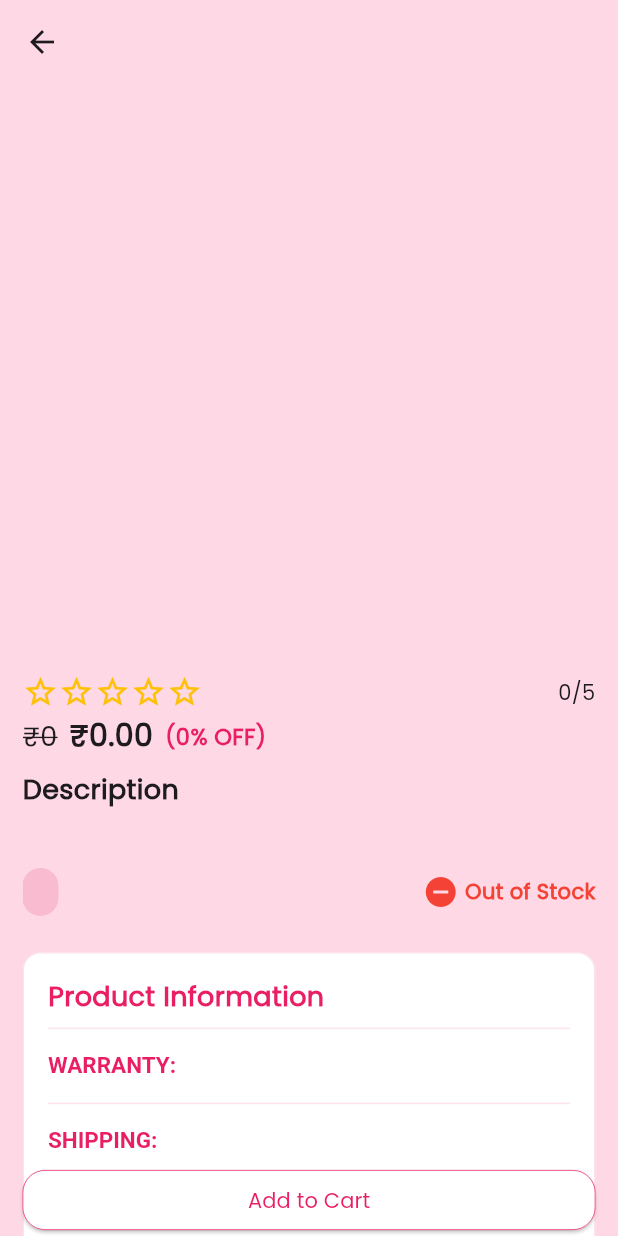
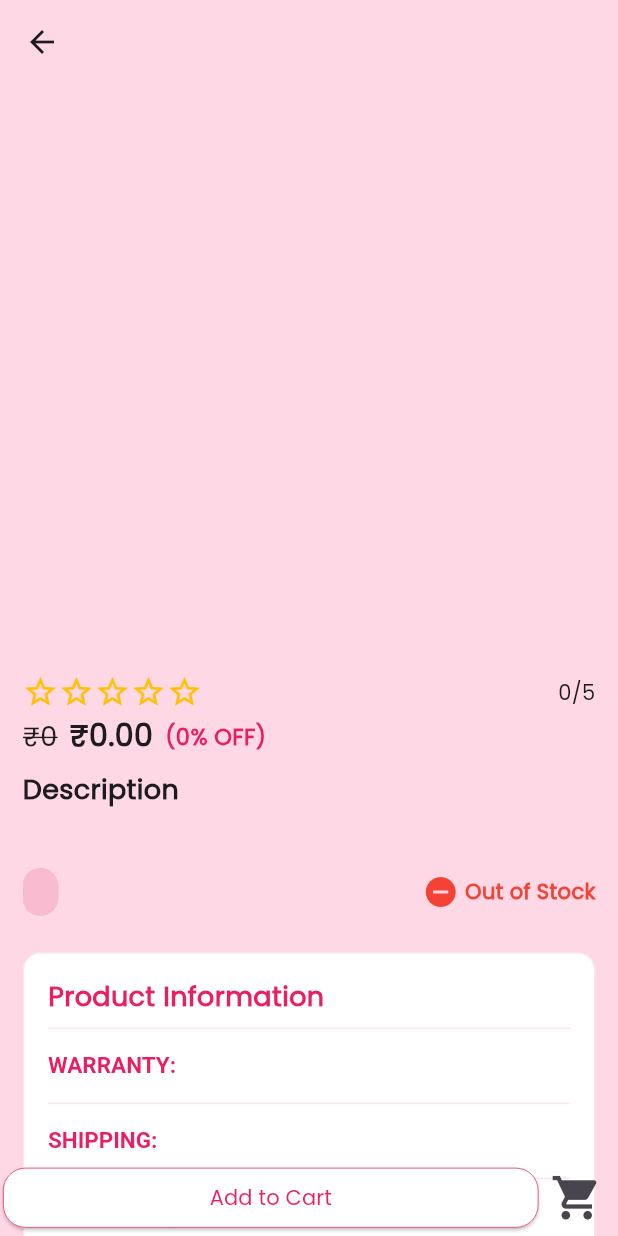
Before and after one commit to iamthetwodigiter/Shopping-App, a Flutter app: the ProductDetailsPage screen opened directly with empty values, on a phone screen of 412 x 824 dp. Run offline on Flutter 3.47's test engine with Material 3 defaults, Android fonts, the phone set to English and light mode, and no system bars; our stand-ins replace cached_network_image, flutter_riverpod, hive_flutter; accounts and stored records are empty; network calls fail.

```diff
--- a/lib/features/cart/presentation/widgets/add_to_cart_button.dart
+++ b/lib/features/cart/presentation/widgets/add_to_cart_button.dart
@@ -52,7 +52,7 @@ class AddToCartButton extends ConsumerWidget {
             color: Colors.pink,
             width: 0.5,
           ),
-          fixedSize: isDetailsPage ? Size(size.width - 30, 35) : Size(80, 35),
+          fixedSize: isDetailsPage ? Size(size.width - 55, 35) : Size(80, 35),
         ),
         child: Text(
           isDetailsPage ? 'Add to Cart' : 'Add',
@@ -65,7 +65,7 @@ class AddToCartButton extends ConsumerWidget {
 
     return Container(
       height: isDetailsPage ? 50 : 42,
-      width: isDetailsPage ? size.width - 30 : 125,
+      width: isDetailsPage ? size.width - 55 : 125,
       decoration: BoxDecoration(
         color: Colors.white,
         borderRadius: BorderRadius.circular(15),
--- a/lib/features/products/presentation/pages/product_details_page.dart
+++ b/lib/features/products/presentation/pages/product_details_page.dart
@@ -2,6 +2,7 @@ import 'package:cached_network_image/cached_network_image.dart';
 import 'package:flutter/material.dart';
 import 'package:flutter_riverpod/flutter_riverpod.dart';
 import 'package:shopping/features/cart/presentation/widgets/add_to_cart_button.dart';
+import 'package:shopping/features/cart/presentation/widgets/go_to_cart_button.dart';
 import 'package:shopping/features/products/domain/entity/product_entity.dart';
 
 class ProductDetailsPage extends ConsumerStatefulWidget {
@@ -437,11 +438,18 @@ class _ProductDetailsPageState extends ConsumerState<ProductDetailsPage> {
                           ),
                         ),
                       ),
+                      SizedBox(height: 55)
                   ],
                 ),
               ),
             ),
-            AddToCartButton(product: widget.product, isDetailsPage: true)
+            Row(
+              mainAxisAlignment: MainAxisAlignment.center,
+              children: [
+                AddToCartButton(product: widget.product, isDetailsPage: true),
+                GoToCartButton(),
+              ],
+            )
           ],
         ),
       ),
--- a/lib/features/products/presentation/pages/products_catalogue_page.dart
+++ b/lib/features/products/presentation/pages/products_catalogue_page.dart
@@ -77,7 +77,7 @@ class _ProductsCataloguePageState extends ConsumerState<ProductsCataloguePage> {
                               .getAllProducts(_page);
                         },
                         child: Text(
-                          '< Prev',
+                          '< Back',
                           style: TextStyle(
                             color: Colors.pink,
                             fontSize: 15,
@@ -93,7 +93,7 @@ class _ProductsCataloguePageState extends ConsumerState<ProductsCataloguePage> {
                         shape: RoundedRectangleBorder(
                           borderRadius: BorderRadius.circular(15),
                         ),
-                        fixedSize: Size(50, 25),
+                        fixedSize: Size(95, 25),
                         padding: EdgeInsets.zero,
                       ),
                       onPressed: () {
@@ -105,7 +105,7 @@ class _ProductsCataloguePageState extends ConsumerState<ProductsCataloguePage> {
                             .getAllProducts(_page);
                       },
                       child: Text(
-                        'Next >',
+                        'Show More >',
                         style: TextStyle(
                           color: Colors.pink,
                           fontSize: 15,
--- a/lib/features/products/presentation/widgets/products_card.dart
+++ b/lib/features/products/presentation/widgets/products_card.dart
@@ -32,7 +32,7 @@ class _ProductsCardState extends State<ProductsCard> {
         );
       },
       child: Container(
-        height: 260,
+        height: 265,
         width: size.width / 2.2,
         margin: EdgeInsets.all(5),
         padding: EdgeInsets.all(5),
```
Also changed, not shown: lib/features/cart/presentation/pages/cart_page.dart (+42 -1 lines), lib/features/products/presentation/widgets/recommended_items.dart (added, +48 -0 lines).
